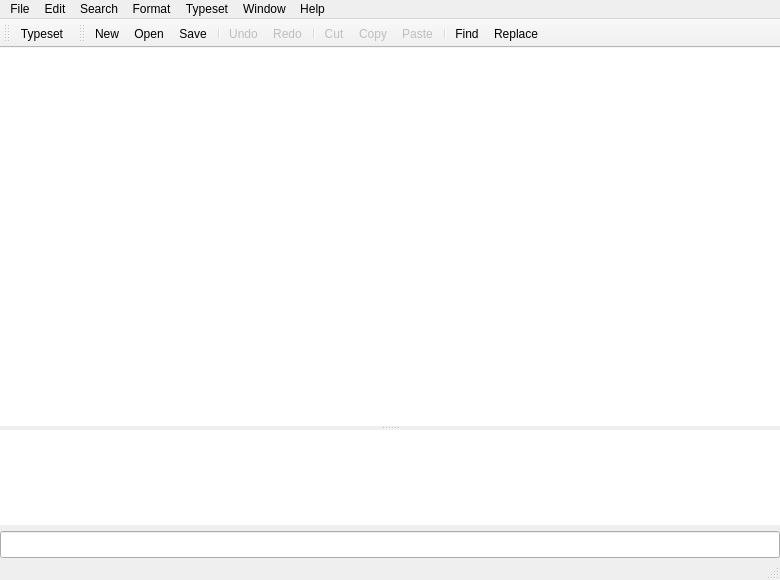
Sharpie/TeXworks, file src/TeXDocument.ui: the form before one commit.
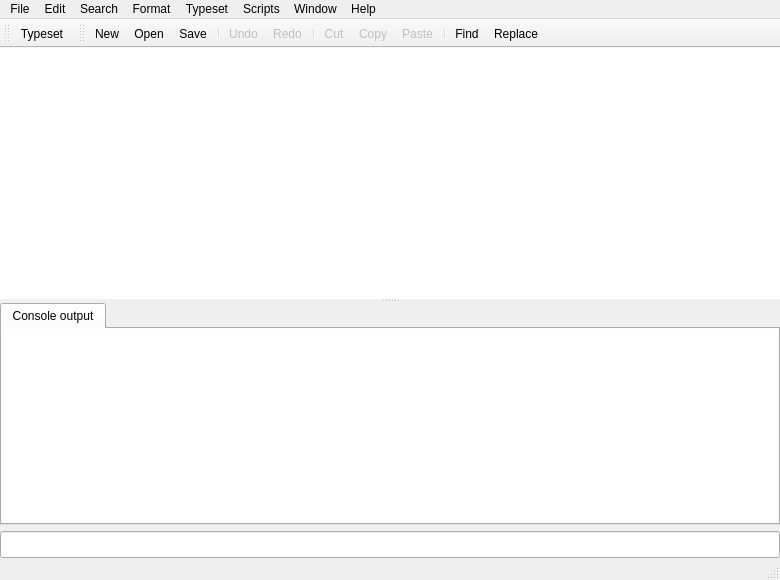
The form after the commit. Icons and pictures are not drawn. Custom widgets are drawn as their Qt base class.

Commit message: beginning to implement QtScript support

Diff of the .ui file:
```diff
--- a/src/TeXDocument.ui
+++ b/src/TeXDocument.ui
@@ -58,6 +58,19 @@
         <number>36</number>
        </property>
       </widget>
+      <widget class="QTabWidget" name="consoleTabs">
+       <property name="usesScrollButtons">
+        <bool>true</bool>
+       </property>
+       <widget class="QWidget" name="tab">
+        <attribute name="title">
+         <string>Console output</string>
+        </attribute>
+        <layout class="QVBoxLayout" name="verticalLayout">
+         <property name="margin">
+          <number>0</number>
+         </property>
+         <item>
       <widget class="QTextEdit" name="textEdit_console">
        <property name="sizePolicy">
         <sizepolicy hsizetype="Expanding" vsizetype="Expanding">
@@ -65,43 +78,6 @@
          <verstretch>1</verstretch>
         </sizepolicy>
        </property>
-       <property name="palette">
-        <palette>
-         <active>
-          <colorrole role="Text">
-           <brush brushstyle="SolidPattern">
-            <color alpha="255">
-             <red>0</red>
-             <green>102</green>
-             <blue>0</blue>
-            </color>
-           </brush>
-          </colorrole>
-         </active>
-         <inactive>
-          <colorrole role="Text">
-           <brush brushstyle="SolidPattern">
-            <color alpha="255">
-             <red>0</red>
-             <green>102</green>
-             <blue>0</blue>
-            </color>
-           </brush>
-          </colorrole>
-         </inactive>
-         <disabled>
-          <colorrole role="Text">
-           <brush brushstyle="SolidPattern">
-            <color alpha="255">
-             <red>127</red>
-             <green>127</green>
-             <blue>127</blue>
-            </color>
-           </brush>
-          </colorrole>
-         </disabled>
-        </palette>
-       </property>
        <property name="cursor" stdset="0">
         <cursorShape>IBeamCursor</cursorShape>
        </property>
@@ -127,6 +103,10 @@
         <bool>false</bool>
        </property>
       </widget>
+         </item>
+        </layout>
+       </widget>
+      </widget>
      </widget>
     </item>
     <item>
@@ -330,11 +310,21 @@
     <addaction name="separator"/>
     <addaction name="actionAbout_TW"/>
    </widget>
+   <widget class="QMenu" name="menuScripts">
+    <property name="title">
+     <string>Scripts</string>
+    </property>
+    <addaction name="actionUpdate_Scripts"/>
+    <addaction name="actionManage_Scripts"/>
+    <addaction name="actionShow_Scripts_Folder"/>
+    <addaction name="separator"/>
+   </widget>
    <addaction name="menuFile"/>
    <addaction name="menuEdit"/>
    <addaction name="menuSearch"/>
    <addaction name="menuFormat"/>
    <addaction name="menuRun"/>
+   <addaction name="menuScripts"/>
    <addaction name="menuWindow"/>
    <addaction name="menuHelp"/>
   </widget>
```
Left out of the diff: 24 changed lines with no effect on the pictures. Lines whose indentation alone changed are shown as unchanged. The commit also changes 13 other files.
